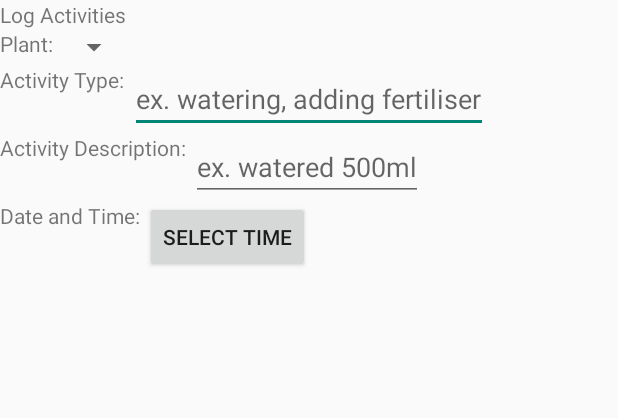
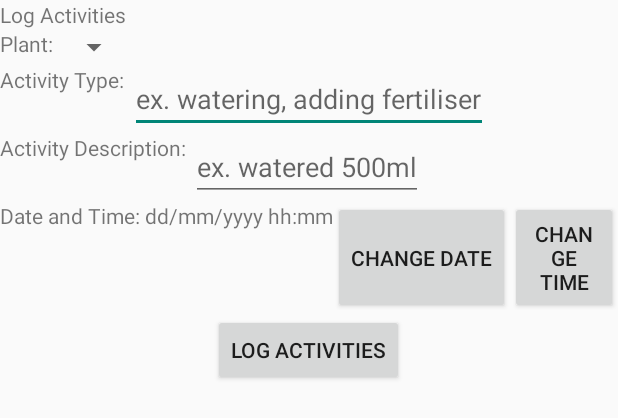
Before and after one commit to shidubei/KebunJio, an Android app built with Jetpack Compose: the layout activity_log_activities.xml on its own in the app's theme, with its tools: preview values and no code run, on a phone screen of 412 x 824 dp. Shown: the top 418 px of the screen. Run offline under Robolectric (Android 15) with nearby library versions, the phone set to English and light mode, and no system bars.

Commit message:
Date Time Edit in Log Activities

```diff
--- a/Mobile/app/src/main/res/layout/activity_log_activities.xml
+++ b/Mobile/app/src/main/res/layout/activity_log_activities.xml
@@ -79,15 +79,26 @@
                 android:id="@+id/time_stamp_text"
                 android:layout_height="match_parent"
                 android:layout_width="wrap_content"
-                android:text=""
+                android:text="dd/mm/yyyy hh:mm"
                 />
             <Button
-                android:id="@+id/select_time_btn"
+                android:id="@+id/change_date_btn"
                 android:layout_height="match_parent"
                 android:layout_width="wrap_content"
                 android:layout_gravity="center"
-                android:text="Select Time" />
+                android:text="Change Date" />
+            <Button
+                android:id="@+id/change_time_btn"
+                android:layout_height="match_parent"
+                android:layout_width="wrap_content"
+                android:layout_gravity="center"
+                android:text="Change Time" />
         </LinearLayout>
-
+        <Button
+            android:id="@+id/log_activities_button"
+            android:layout_height="wrap_content"
+            android:layout_width="wrap_content"
+            android:layout_gravity="center"
+            android:text="Log Activities" />
     </LinearLayout>
 </androidx.constraintlayout.widget.ConstraintLayout>
```
Also changed, not shown: Mobile/app/src/main/java/iss/nus/edu/sg/sa4106/kebunjio/features/logactivities/LogActivitiesActivity.kt (+102 -23 lines).
